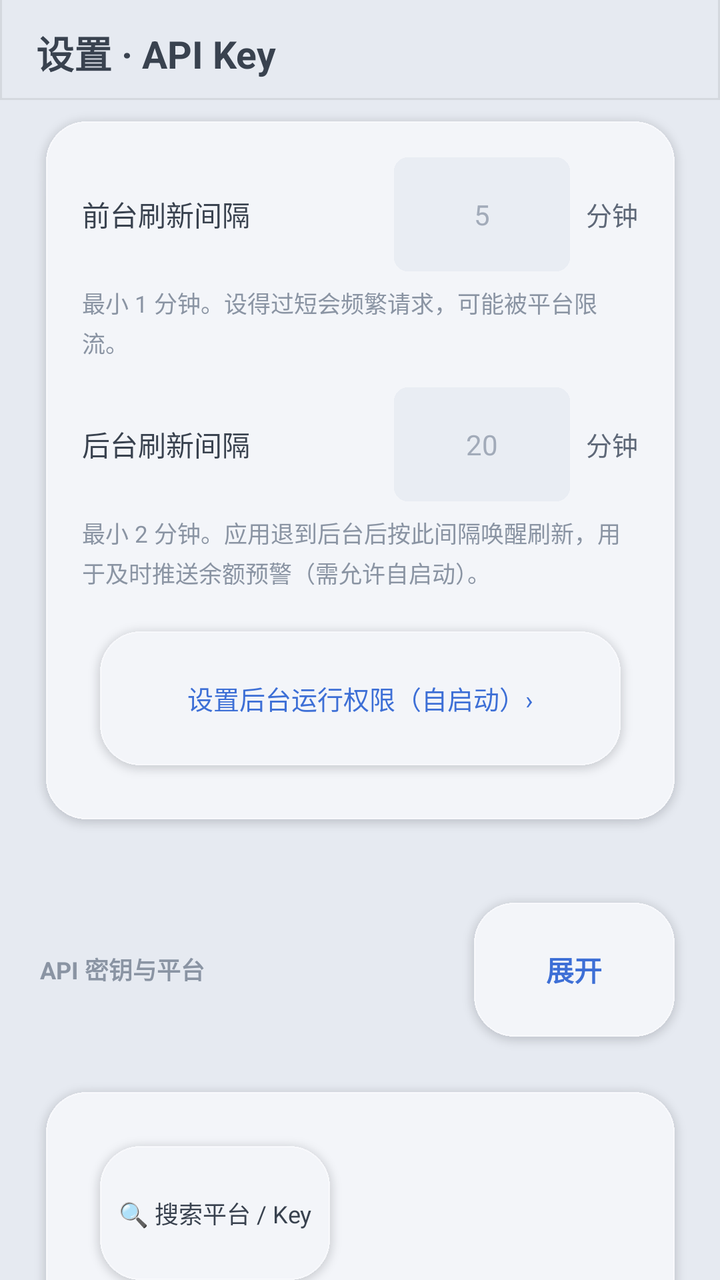
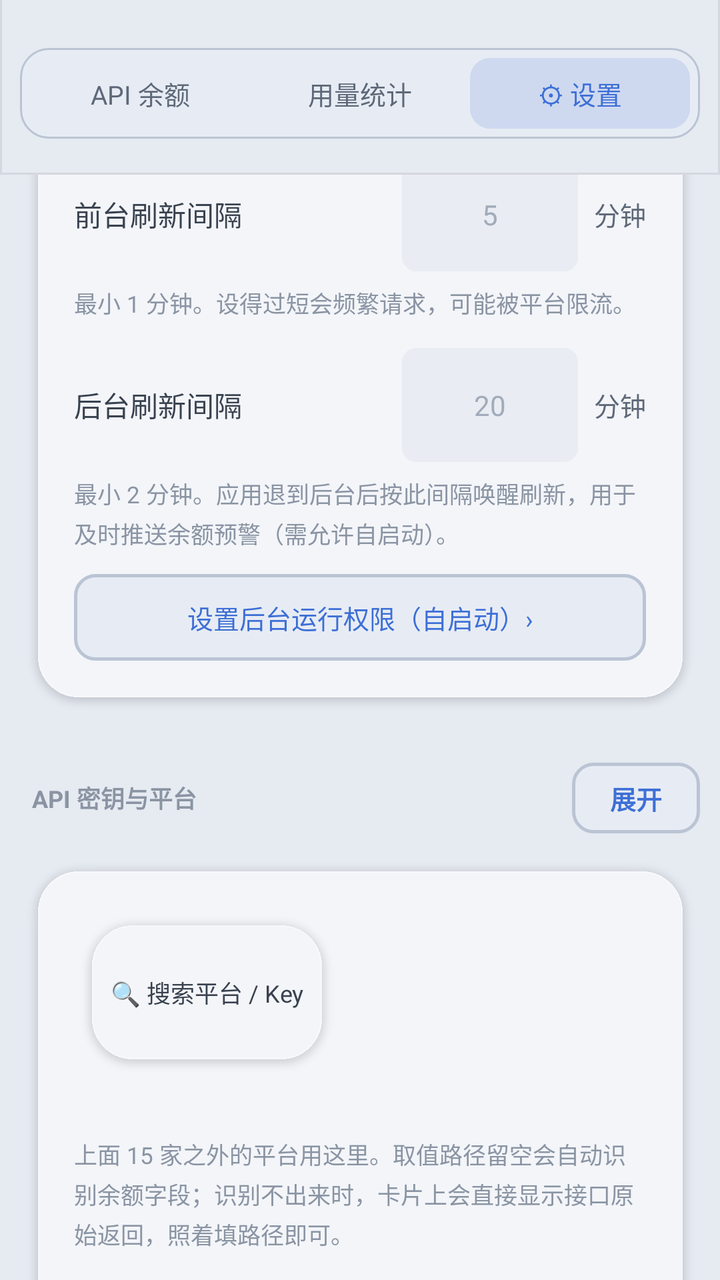

Before-and-after screenshots of an Android layout around one commit, followed by the original layout XML and the change that was made.
<!-- AndroidManifest.xml: application theme AppTheme -->
<!-- res/layout/activity_settings.xml -->
<?xml version="1.0" encoding="utf-8"?>
<FrameLayout xmlns:android="http://schemas.android.com/apk/res/android"
    android:id="@+id/settings_root"
    android:layout_width="match_parent"
    android:layout_height="match_parent"
    android:background="@color/bg">

    <ScrollView
        android:id="@+id/settings_scroll"
        android:layout_width="match_parent"
        android:layout_height="match_parent"
        android:clipToPadding="false"
        android:scrollbars="none"
        android:overScrollMode="never"
        android:paddingLeft="14dp"
        android:paddingRight="14dp">

        <LinearLayout
            android:layout_width="match_parent"
            android:layout_height="wrap_content"
            android:orientation="vertical"
            android:paddingBottom="28dp">

            
            <TextView style="@style/SectionTitle" android:text="@string/sec_refresh" />

            <LinearLayout style="@style/SectionCard">

                <LinearLayout style="@style/FieldRow">
                    <TextView style="@style/FieldLabel"
                        android:text="@string/refresh_foreground" />
                    <EditText
                        android:id="@+id/e_fg_min"
                        style="@style/FieldInput"
                        android:inputType="number"
                        android:hint="5" />
                    <TextView style="@style/FieldUnit" android:text="@string/unit_minute" />
                </LinearLayout>

                <TextView style="@style/FieldHint"
                    android:text="@string/hint_refresh_fg" />

                <LinearLayout style="@style/FieldRow" android:layout_marginTop="14dp">
                    <TextView style="@style/FieldLabel"
                        android:text="@string/refresh_background" />
                    <EditText
                        android:id="@+id/e_bg_min"
                        style="@style/FieldInput"
                        android:inputType="number"
                        android:hint="20" />
                    <TextView style="@style/FieldUnit" android:text="@string/unit_minute" />
                </LinearLayout>

                <TextView style="@style/FieldHint"
                    android:text="@string/hint_refresh_bg" />

                <TextView
                    android:id="@+id/btn_autostart"
                    android:layout_width="match_parent"
                    android:layout_height="wrap_content"
                    android:layout_marginTop="12dp"
                    android:background="@drawable/card_bg"
                    android:gravity="center"
                    android:paddingLeft="22dp"
                    android:paddingRight="22dp"
                    android:paddingTop="20dp"
                    android:paddingBottom="20dp"
                    android:text="@string/autostart_entry"
                    android:textColor="@color/accent"
                    android:textSize="13sp" />
            </LinearLayout>

            
            
            <LinearLayout
                android:layout_width="match_parent"
                android:layout_height="wrap_content"
                android:layout_marginTop="24dp"
                android:layout_marginLeft="6dp"
                android:layout_marginBottom="10dp"
                android:orientation="horizontal"
                android:gravity="center_vertical">

                <TextView
                    android:layout_width="0dp"
                    android:layout_height="wrap_content"
                    android:layout_weight="1"
                    android:text="@string/sec_keys"
                    android:textColor="@color/tx3"
                    android:textSize="12sp"
                    android:textStyle="bold" />

                <TextView
                    android:id="@+id/key_toggle"
                    android:layout_width="wrap_content"
                    android:layout_height="wrap_content"
                    android:background="@drawable/card_bg"
                    android:gravity="center"
                    android:minWidth="92dp"
                    android:paddingLeft="26dp"
                    android:paddingRight="26dp"
                    android:paddingTop="17dp"
                    android:paddingBottom="17dp"
                    android:text="展开"
                    android:textColor="@color/accent"
                    android:textSize="14sp"
                    android:textStyle="bold" />
            </LinearLayout>

            <LinearLayout
                android:id="@+id/key_card"
                style="@style/SectionCard">

                
                <LinearLayout
                    android:layout_width="match_parent"
                    android:layout_height="wrap_content"
                    android:orientation="vertical"
                    android:layout_marginBottom="8dp">

                    <TextView
                        android:id="@+id/search_toggle"
                        android:layout_width="wrap_content"
                        android:layout_height="wrap_content"
                        android:background="@drawable/card_bg"
                        android:gravity="center"
                        android:paddingLeft="18dp"
                        android:paddingRight="18dp"
                        android:paddingTop="8dp"
                        android:paddingBottom="8dp"
                        android:text="🔍 搜索平台 / Key"
                        android:textColor="@color/tx"
                        android:textSize="12sp" />

                    <EditText
                        android:id="@+id/search_box"
                        android:layout_width="match_parent"
                        android:layout_height="wrap_content"
                        android:layout_marginTop="8dp"
                        android:background="@drawable/card_bg"
                        android:hint="输入平台名或 Key 关键字，按回车过滤…"
                        android:inputType="text"
                        android:imeOptions="actionSearch"
                        android:maxLines="1"
                        android:paddingLeft="14dp"
                        android:paddingRight="14dp"
                        android:paddingTop="10dp"
                        android:paddingBottom="10dp"
                        android:textColor="@color/tx"
                        android:textColorHint="@color/tx3"
                        android:textSize="13sp"
                        android:visibility="gone" />
                </LinearLayout>

                
                <TextView
                    android:id="@+id/notify_state"
                    android:layout_width="match_parent"
                    android:layout_height="wrap_content"
                    android:layout_marginBottom="16dp"
                    android:background="@drawable/card_bg"
                    android:gravity="center"
                    android:paddingLeft="22dp"
                    android:paddingRight="22dp"
                    android:paddingTop="20dp"
                    android:paddingBottom="20dp"
                    android:text="@string/notify_off_hint"
                    android:textColor="@color/warn"
                    android:textSize="13sp"
                    android:visibility="gone" />

                <LinearLayout
                    android:id="@+id/key_fields"
                    android:layout_width="match_parent"
                    android:layout_height="wrap_content"
                    android:orientation="vertical" />

                
                <TextView
                    style="@style/FieldHint"
                    android:layout_marginTop="22dp"
                    android:text="@string/custom_note" />

                <LinearLayout
                    android:id="@+id/custom_fields"
                    android:layout_width="match_parent"
                    android:layout_height="wrap_content"
                    android:layout_marginTop="10dp"
                    android:orientation="vertical" />

                <TextView
                    android:id="@+id/btn_add_custom"
                    android:layout_width="match_parent"
                    android:layout_height="wrap_content"
                    android:layout_marginTop="10dp"
                    android:background="@drawable/card_bg"
                    android:gravity="center"
                    android:paddingTop="20dp"
                    android:paddingBottom="20dp"
                    android:text="@string/custom_add"
                    android:textColor="@color/accent"
                    android:textSize="13sp" />
            </LinearLayout>

            
            
            <LinearLayout
                android:layout_width="match_parent"
                android:layout_height="wrap_content"
                android:layout_marginTop="24dp"
                android:layout_marginLeft="6dp"
                android:layout_marginBottom="10dp"
                android:orientation="horizontal"
                android:gravity="center_vertical">

                <TextView
                    android:layout_width="0dp"
                    android:layout_height="wrap_content"
                    android:layout_weight="1"
                    android:text="隐藏 API"
                    android:textColor="@color/tx3"
                    android:textSize="12sp"
                    android:textStyle="bold" />

                <TextView
                    android:id="@+id/hide_toggle"
                    android:layout_width="wrap_content"
                    android:layout_height="wrap_content"
                    android:background="@drawable/card_bg"
                    android:gravity="center"
                    android:minWidth="92dp"
                    android:paddingLeft="26dp"
                    android:paddingRight="26dp"
                    android:paddingTop="17dp"
                    android:paddingBottom="17dp"
                    android:text="展开"
                    android:textColor="@color/accent"
                    android:textSize="14sp"
                    android:textStyle="bold" />
            </LinearLayout>

            <LinearLayout
                android:id="@+id/hide_card"
                style="@style/SectionCard"
                android:visibility="gone">

                <TextView
                    style="@style/FieldHint"
                    android:text="左开关=在 API 卡片/小组件隐藏；右开关=在用量统计隐藏。" />

                <LinearLayout
                    android:id="@+id/hide_fields"
                    android:layout_width="match_parent"
                    android:layout_height="wrap_content"
                    android:orientation="vertical" />
            </LinearLayout>

            
            

            <TextView
                android:id="@+id/btn_pin"
                android:layout_width="match_parent"
                android:layout_height="wrap_content"
                android:layout_marginTop="10dp"
                android:background="@drawable/card_bg"
                android:gravity="center"
                android:paddingTop="20dp"
                android:paddingBottom="20dp"
                android:text="@string/cfg_pin"
                android:textColor="@color/tx"
                android:textSize="14sp" />

            <TextView style="@style/FieldHint"
                android:layout_marginTop="16dp"
                android:text="@string/cfg_note" />

            <TextView
                android:id="@+id/app_version"
                style="@style/FieldHint"
                android:layout_marginTop="8dp"
                android:gravity="center"
                android:text="" />
        </LinearLayout>
    </ScrollView>

    
    <LinearLayout
        android:id="@+id/settings_header"
        android:layout_width="match_parent"
        android:layout_height="wrap_content"
        android:layout_gravity="top"
        android:orientation="horizontal"
        android:gravity="center_vertical"
        android:background="@drawable/header_bg"
        android:paddingLeft="18dp"
        android:paddingRight="12dp"
        android:paddingTop="12dp"
        android:paddingBottom="10dp">

        <TextView
            android:layout_width="0dp"
            android:layout_height="wrap_content"
            android:layout_weight="1"
            android:text="@string/cfg_title"
            android:textColor="@color/tx"
            android:textSize="19sp"
            android:textStyle="bold" />

    </LinearLayout>
</FrameLayout>
<!-- resources referenced by this layout -->
<resources>
  <color name="accent">#3D6FD6</color>
  <color name="bg">#E6EAF1</color>
  <color name="tx">#39424F</color>
  <color name="tx3">#8A94A3</color>
  <color name="warn">#A8730F</color>
  <string name="autostart_entry">设置后台运行权限（自启动）›</string>
  <string name="cfg_note">Key 只存在本机应用私有目录，仅发往对应平台官方接口。留空表示不显示该平台。</string>
  <string name="cfg_pin">添加到桌面</string>
  <string name="cfg_title">设置 · API Key</string>
  <string name="custom_add">＋ 添加自定义平台</string>
  <string name="custom_note">上面 15 家之外的平台用这里。取值路径留空会自动识别余额字段；识别不出来时，卡片上会直接显示接口原始返回，照着填路径即可。</string>
  <string name="hint_refresh_bg">最小 2 分钟。应用退到后台后按此间隔唤醒刷新，用于及时推送余额预警（需允许自启动）。</string>
  <string name="hint_refresh_fg">最小 1 分钟。设得过短会频繁请求，可能被平台限流。</string>
  <string name="notify_off_hint">通知已关闭，预警无法送达 · 点此开启</string>
  <string name="refresh_background">后台刷新间隔</string>
  <string name="refresh_foreground">前台刷新间隔</string>
  <string name="sec_keys">API 密钥与平台</string>
  <string name="sec_refresh">刷新频率</string>
  <string name="unit_minute">分钟</string>
  <style name="FieldHint">
          <item name="android:layout_width">match_parent</item>
          <item name="android:layout_height">wrap_content</item>
          <item name="android:layout_marginTop">7dp</item>
          <item name="android:textColor">@color/tx3</item>
          <item name="android:textSize">11.5sp</item>
          <item name="android:lineSpacingExtra">3dp</item>
      </style>
  <style name="FieldLabel">
          <item name="android:layout_width">0dp</item>
          <item name="android:layout_height">wrap_content</item>
          <item name="android:layout_weight">1</item>
          <item name="android:textColor">@color/tx</item>
          <item name="android:textSize">14sp</item>
      </style>
  <style name="FieldRow">
          <item name="android:layout_width">match_parent</item>
          <item name="android:layout_height">wrap_content</item>
          <item name="android:orientation">horizontal</item>
          <item name="android:gravity">center_vertical</item>
      </style>
  <style name="FieldUnit">
          <item name="android:layout_width">wrap_content</item>
          <item name="android:layout_height">wrap_content</item>
          <item name="android:layout_marginLeft">8dp</item>
          <item name="android:textColor">@color/tx2</item>
          <item name="android:textSize">13sp</item>
      </style>
  <style name="SectionCard">
          <item name="android:layout_width">match_parent</item>
          <item name="android:layout_height">wrap_content</item>
          <item name="android:orientation">vertical</item>
          <item name="android:background">@drawable/card_bg</item>
          <item name="android:padding">27dp</item>
      </style>
  <color name="header_line">#14000000</color>
  <color name="hint_c">#A2ABB9</color>
  <color name="tx2">#5E6878</color>
  <!-- unchanged entries left out for length: 6 -->
</resources>

<!-- the commit's change to res/layout/activity_settings.xml (unified diff, before → after) -->
@@ -10,12 +10,82 @@
         android:layout_width="match_parent"
         android:layout_height="match_parent"
         android:clipToPadding="false"
+        android:paddingLeft="10dp"
+        android:paddingRight="10dp"
+        android:paddingBottom="20dp"
         android:scrollbars="none"
-        android:overScrollMode="never"
-        android:paddingLeft="14dp"
-        android:paddingRight="14dp">
+        android:overScrollMode="never">
+
+        <include layout="@layout/settings_body" />
+    </ScrollView>
+
+    
+    <LinearLayout
+        android:id="@+id/settings_header"
+        android:layout_width="match_parent"
+        android:layout_height="wrap_content"
+        android:layout_gravity="top"
+        android:orientation="horizontal"
+        android:gravity="center_vertical"
+        android:background="@drawable/header_bg"
+        android:paddingLeft="10dp"
+        android:paddingRight="10dp"
+        android:paddingTop="12dp"
+        android:paddingBottom="14dp">
 
         <LinearLayout
+            android:id="@+id/seg_wrap"
+            android:layout_width="match_parent"
+            android:layout_height="wrap_content"
+            android:orientation="horizontal"
+            android:gravity="center_vertical"
+            android:background="@drawable/seg_bg"
+            android:padding="5dp"
+            android:layout_marginTop="10dp"
+            android:layout_marginBottom="6dp">
+
+            <TextView
+                android:id="@+id/tab_api"
+                android:layout_width="0dp"
+                android:layout_height="wrap_content"
+                android:layout_weight="1"
+                android:gravity="center"
+                android:paddingTop="8dp"
+                android:paddingBottom="8dp"
+                android:text="API 余额"
+                android:textColor="@color/tx2"
+                android:textSize="13sp" />
+
+            <TextView
+                android:id="@+id/tab_stats"
+                android:layout_width="0dp"
+                android:layout_height="wrap_content"
+                android:layout_weight="1"
+                android:gravity="center"
+                android:paddingTop="8dp"
+                android:paddingBottom="8dp"
+                android:text="用量统计"
+                android:textColor="@color/tx2"
+                android:textSize="13sp" />
+
+            <TextView
+                android:id="@+id/btn_settings"
+                android:layout_width="0dp"
+                android:layout_height="wrap_content"
+                android:layout_weight="1"
+                android:background="@drawable/seg_sel"
+                android:gravity="center"
+                android:paddingTop="8dp"
+                android:paddingBottom="8dp"
+                android:text="⚙ 设置"
+                android:textColor="@color/accent"
+                android:textSize="13sp" />
+        </LinearLayout>
+    </LinearLayout>
+</FrameLayout>
+<!-- res/layout/settings_body.xml (included above) -->
+<?xml version="1.0" encoding="utf-8"?>
+<LinearLayout xmlns:android="http://schemas.android.com/apk/res/android"
             android:layout_width="match_parent"
             android:layout_height="wrap_content"
             android:orientation="vertical"
@@ -59,12 +129,12 @@
                     android:layout_width="match_parent"
                     android:layout_height="wrap_content"
                     android:layout_marginTop="12dp"
-                    android:background="@drawable/card_bg"
-                    android:gravity="center"
-                    android:paddingLeft="22dp"
-                    android:paddingRight="22dp"
-                    android:paddingTop="20dp"
-                    android:paddingBottom="20dp"
+                    android:background="@drawable/mini_btn_border"
+                    android:gravity="center"
+                    android:paddingLeft="14dp"
+                    android:paddingRight="14dp"
+                    android:paddingTop="12dp"
+                    android:paddingBottom="12dp"
                     android:text="@string/autostart_entry"
                     android:textColor="@color/accent"
                     android:textSize="13sp" />
@@ -94,16 +164,16 @@
                     android:id="@+id/key_toggle"
                     android:layout_width="wrap_content"
                     android:layout_height="wrap_content"
-                    android:background="@drawable/card_bg"
-                    android:gravity="center"
-                    android:minWidth="92dp"
-                    android:paddingLeft="26dp"
-                    android:paddingRight="26dp"
-                    android:paddingTop="17dp"
-                    android:paddingBottom="17dp"
+                    android:background="@drawable/mini_btn_border"
+                    android:gravity="center"
+                    android:minWidth="64dp"
+                    android:paddingLeft="14dp"
+                    android:paddingRight="14dp"
+                    android:paddingTop="8dp"
+                    android:paddingBottom="8dp"
                     android:text="展开"
                     android:textColor="@color/accent"
-                    android:textSize="14sp"
+                    android:textSize="13sp"
                     android:textStyle="bold" />
             </LinearLayout>
 
@@ -193,10 +263,10 @@
                     android:layout_width="match_parent"
                     android:layout_height="wrap_content"
                     android:layout_marginTop="10dp"
-                    android:background="@drawable/card_bg"
-                    android:gravity="center"
-                    android:paddingTop="20dp"
-                    android:paddingBottom="20dp"
+                    android:background="@drawable/mini_btn_border"
+                    android:gravity="center"
+                    android:paddingTop="12dp"
+                    android:paddingBottom="12dp"
                     android:text="@string/custom_add"
                     android:textColor="@color/accent"
                     android:textSize="13sp" />
@@ -226,16 +296,16 @@
                     android:id="@+id/hide_toggle"
                     android:layout_width="wrap_content"
                     android:layout_height="wrap_content"
-                    android:background="@drawable/card_bg"
-                    android:gravity="center"
-                    android:minWidth="92dp"
-                    android:paddingLeft="26dp"
-                    android:paddingRight="26dp"
-                    android:paddingTop="17dp"
-                    android:paddingBottom="17dp"
+                    android:background="@drawable/mini_btn_border"
+                    android:gravity="center"
+                    android:minWidth="64dp"
+                    android:paddingLeft="14dp"
+                    android:paddingRight="14dp"
+                    android:paddingTop="8dp"
+                    android:paddingBottom="8dp"
                     android:text="展开"
                     android:textColor="@color/accent"
-                    android:textSize="14sp"
+                    android:textSize="13sp"
                     android:textStyle="bold" />
             </LinearLayout>
 
@@ -263,13 +333,13 @@
                 android:layout_width="match_parent"
                 android:layout_height="wrap_content"
                 android:layout_marginTop="10dp"
-                android:background="@drawable/card_bg"
-                android:gravity="center"
-                android:paddingTop="20dp"
-                android:paddingBottom="20dp"
+                android:background="@drawable/mini_btn_border"
+                android:gravity="center"
+                android:paddingTop="12dp"
+                android:paddingBottom="12dp"
                 android:text="@string/cfg_pin"
                 android:textColor="@color/tx"
-                android:textSize="14sp" />
+                android:textSize="13sp" />
 
             <TextView style="@style/FieldHint"
                 android:layout_marginTop="16dp"
@@ -282,30 +352,3 @@
                 android:gravity="center"
                 android:text="" />
         </LinearLayout>
-    </ScrollView>
-
-    
-    <LinearLayout
-        android:id="@+id/settings_header"
-        android:layout_width="match_parent"
-        android:layout_height="wrap_content"
-        android:layout_gravity="top"
-        android:orientation="horizontal"
-        android:gravity="center_vertical"
-        android:background="@drawable/header_bg"
-        android:paddingLeft="18dp"
-        android:paddingRight="12dp"
-        android:paddingTop="12dp"
-        android:paddingBottom="10dp">
-
-        <TextView
-            android:layout_width="0dp"
-            android:layout_height="wrap_content"
-            android:layout_weight="1"
-            android:text="@string/cfg_title"
-            android:textColor="@color/tx"
-            android:textSize="19sp"
-            android:textStyle="bold" />
-
-    </LinearLayout>
-</FrameLayout>
<!-- resource entries referenced after the edit -->
@@ -5,10 +5,32 @@
   <color name="tx">#39424F</color>
   <color name="tx3">#8A94A3</color>
   <color name="warn">#A8730F</color>
+  <!-- drawable mini_btn_border (drawable) -->
+  <?xml version="1.0" encoding="utf-8"?>
+  <shape xmlns:android="http://schemas.android.com/apk/res/android"
+      android:shape="rectangle">
+      <corners android:radius="10dp" />
+      <solid android:color="@color/neu_surface" />
+      <stroke android:width="1.5dp" android:color="@color/neu_dark" />
+  </shape>
+  <!-- drawable seg_bg (drawable) -->
+  <?xml version="1.0" encoding="utf-8"?>
+  <shape xmlns:android="http://schemas.android.com/apk/res/android"
+      android:shape="rectangle">
+      <corners android:radius="14dp" />
+      <solid android:color="@color/neu_surface" />
+      <stroke android:width="1dp" android:color="@color/neu_dark" />
+  </shape>
+  <!-- drawable seg_sel (drawable) -->
+  <?xml version="1.0" encoding="utf-8"?>
+  <shape xmlns:android="http://schemas.android.com/apk/res/android"
+      android:shape="rectangle">
+      <corners android:radius="10dp" />
+      <solid android:color="#263D6FD6" />
+  </shape>
   <string name="autostart_entry">设置后台运行权限（自启动）›</string>
   <string name="cfg_note">Key 只存在本机应用私有目录，仅发往对应平台官方接口。留空表示不显示该平台。</string>
   <string name="cfg_pin">添加到桌面</string>
-  <string name="cfg_title">设置 · API Key</string>
   <string name="custom_add">＋ 添加自定义平台</string>
   <string name="custom_note">上面 15 家之外的平台用这里。取值路径留空会自动识别余额字段；识别不出来时，卡片上会直接显示接口原始返回，照着填路径即可。</string>
   <string name="hint_refresh_bg">最小 2 分钟。应用退到后台后按此间隔唤醒刷新，用于及时推送余额预警（需允许自启动）。</string>
@@ -55,6 +77,8 @@
           <item name="android:padding">27dp</item>
       </style>
   <color name="header_line">#14000000</color>
+  <color name="neu_surface">#E7ECF4</color>
+  <color name="neu_dark">#BAC4D4</color>
   <color name="hint_c">#A2ABB9</color>
   <color name="tx2">#5E6878</color>
   <!-- unchanged entries left out for length: 6 -->
